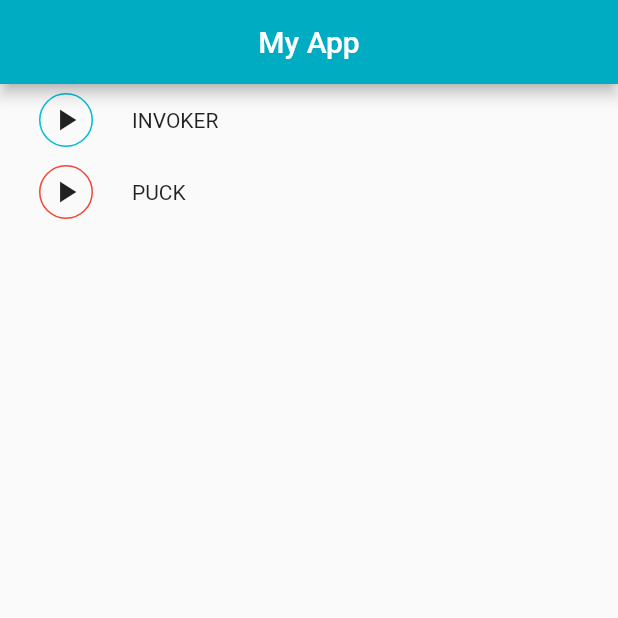
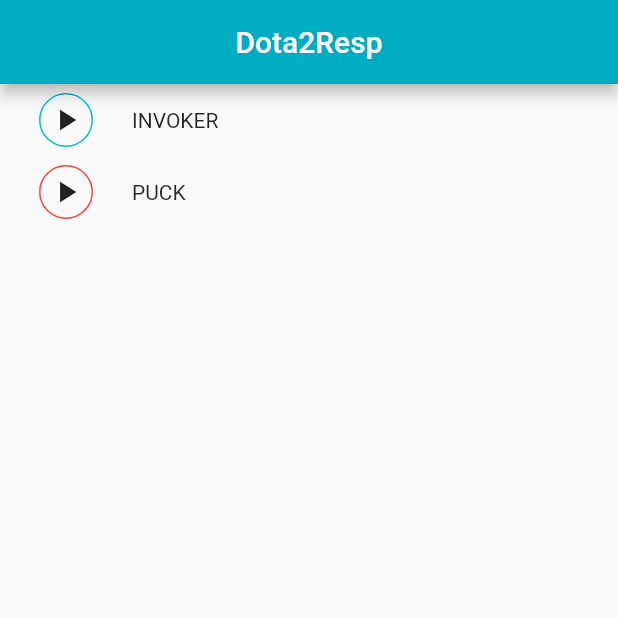
Before and after one commit to GTWFam/dota2_responder, a Flutter app: the screen it shows after launch, on a phone screen of 412 x 824 dp, the top half of it. Run offline on Flutter 3.47's test engine with Material 2 defaults, Android fonts, the light colour scheme and no system bars.

Commit message:
Change the title

```diff
--- a/lib/main.dart
+++ b/lib/main.dart
@@ -11,7 +11,7 @@
   Widget build(BuildContext context) {
     return Scaffold(
       appBar: AppBar(
-        title: Text('My App'),
+        title: Text('Dota2Resp'),
         centerTitle: true,
         backgroundColor: Colors.cyan[600],
       ),
```
